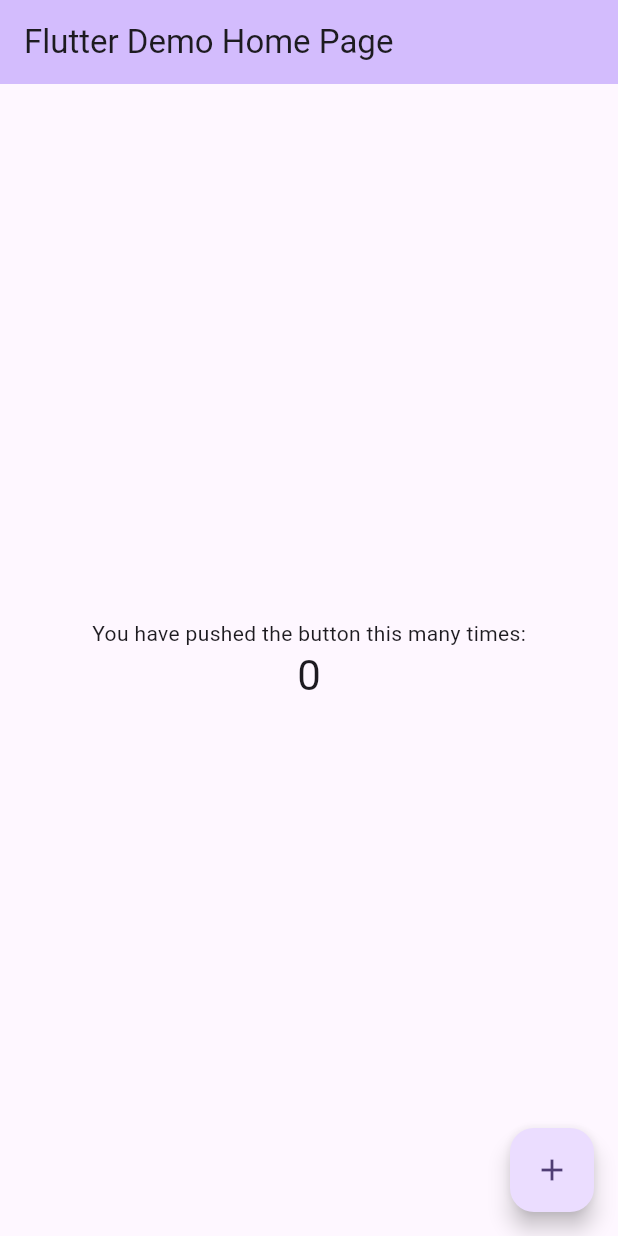
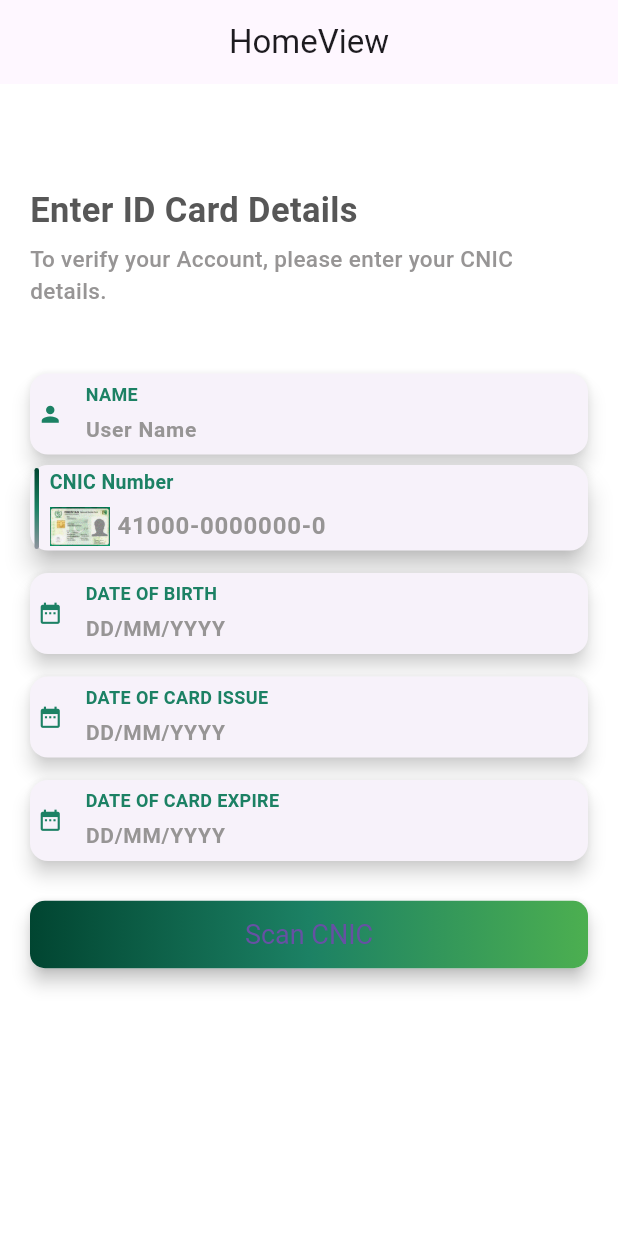
Before and after one commit to syedmubashiralii/guns_guru, a Flutter app: the screen it shows after launch, on a phone screen of 412 x 824 dp. Run offline on Flutter 3.47's test engine with Material 3 defaults, Android fonts, the phone set to English and light mode, and no system bars; our stand-ins replace firebase_core, get, image_picker; missing offline and left inert: cnic_scanner; accounts and stored records are empty.

```diff
--- /dev/null
+++ b/lib/app/modules/home/views/cnic_test.dart
@@ -0,0 +1,288 @@
+import 'package:cnic_scanner/cnic_scanner.dart';
+import 'package:cnic_scanner/model/cnic_model.dart';
+import 'package:flutter/material.dart';
+import 'package:guns_guru/app/modules/home/widgets/custom_dialog.dart';
+import 'package:guns_guru/app/utils/app_colors.dart';
+import 'package:image_picker/image_picker.dart';
+
+class CnicTest extends StatefulWidget {
+  const CnicTest({super.key});
+
+  @override
+  _CnicTestState createState() => _CnicTestState();
+}
+
+class _CnicTestState extends State<CnicTest> {
+  TextEditingController nameTEController = TextEditingController(),
+      cnicTEController = TextEditingController(),
+      dobTEController = TextEditingController(),
+      doiTEController = TextEditingController(),
+      doeTEController = TextEditingController();
+
+  /// you're required to initialize this model class as method you used
+  /// from this package will return a model of CnicModel type
+  CnicModel _cnicModel = CnicModel();
+
+  Future<void> scanCnic(ImageSource imageSource) async {
+    /// you will need to pass one argument of "ImageSource" as shown here
+    CnicModel cnicModel =
+        await CnicScanner().scanImage(imageSource: imageSource);
+    setState(() {
+      _cnicModel = cnicModel;
+      nameTEController.text = _cnicModel.cnicHolderName;
+      cnicTEController.text = _cnicModel.cnicNumber;
+      dobTEController.text = _cnicModel.cnicHolderDateOfBirth;
+      doiTEController.text = _cnicModel.cnicIssueDate;
+      doeTEController.text = _cnicModel.cnicExpiryDate;
+    });
+  }
+
+  @override
+  Widget build(BuildContext context) {
+    return Scaffold(
+      backgroundColor: Colors.white,
+      body: Container(
+        margin: const EdgeInsets.only(left: 20, right: 20, top: 50, bottom: 25),
+        child: Column(
+          crossAxisAlignment: CrossAxisAlignment.start,
+          children: [
+            const SizedBox(
+              height: 18,
+            ),
+            const Text('Enter ID Card Details',
+                style: TextStyle(
+                    color: Color(kDarkGreyColor),
+                    fontSize: 23.0,
+                    fontWeight: FontWeight.bold)),
+            const SizedBox(
+              height: 5,
+            ),
+            const Text(
+                'To verify your Account, please enter your CNIC details.',
+                style: TextStyle(
+                    color: Color(kLightGreyColor),
+                    fontSize: 15.0,
+                    fontWeight: FontWeight.w500)),
+            const SizedBox(
+              height: 35,
+            ),
+            Expanded(
+              child: ListView(
+                padding: const EdgeInsets.all(0),
+                shrinkWrap: true,
+                children: [
+                  _dataField(
+                      text: 'Name', textEditingController: nameTEController),
+                  _cnicField(textEditingController: cnicTEController),
+                  _dataField(
+                      text: 'Date of Birth',
+                      textEditingController: dobTEController),
+                  _dataField(
+                      text: 'Date of Card Issue',
+                      textEditingController: doiTEController),
+                  _dataField(
+                      text: 'Date of Card Expire',
+                      textEditingController: doeTEController),
+                  const SizedBox(
+                    height: 20,
+                  ),
+                  _getScanCNICBtn(),
+                ],
+              ),
+            )
+          ],
+        ),
+      ),
+    );
+  }
+
+  /// these are my custom designs you can use according to your ease
+  Widget _cnicField({required TextEditingController textEditingController}) {
+    return Card(
+      elevation: 7,
+      margin: const EdgeInsets.only(top: 2.0, bottom: 5.0),
+      child: Container(
+        margin:
+            const EdgeInsets.only(top: 2.0, bottom: 1.0, left: 0.0, right: 0.0),
+        child: IntrinsicHeight(
+          child: Row(
+            crossAxisAlignment: CrossAxisAlignment.stretch,
+            children: [
+              Container(
+                width: 3,
+                height: 45,
+                margin: const EdgeInsets.only(left: 3.0, right: 7.0),
+                decoration: BoxDecoration(
+                  gradient: const LinearGradient(
+                      colors: [
+                        Color(kDeepDarkGreenColor),
+                        Color(kDarkGreenColor),
+                        Color(kGradientGreyColor),
+                      ],
+                      stops: [
+                        0.0,
+                        0.5,
+                        1.0
+                      ],
+                      tileMode: TileMode.mirror,
+                      end: Alignment.bottomCenter,
+                      begin: Alignment.topRight),
+                  borderRadius: BorderRadius.circular(5),
+                ),
+              ),
+              Expanded(
+                  child: Column(
+                crossAxisAlignment: CrossAxisAlignment.start,
+                children: [
+                  const Text(
+                    'CNIC Number',
+                    style: TextStyle(
+                        color: Color(kDarkGreenColor),
+                        fontSize: 13.0,
+                        fontWeight: FontWeight.bold),
+                  ),
+                  const SizedBox(
+                    height: 5,
+                  ),
+                  Row(
+                    children: [
+                      Image.asset("assets/images/cnic.png",
+                          width: 40, height: 30),
+                      Expanded(
+                        child: TextField(
+                          controller: textEditingController,
+                          decoration: const InputDecoration(
+                            hintText: '41000-0000000-0',
+                            hintStyle: TextStyle(color: Color(kLightGreyColor)),
+                            border: InputBorder.none,
+                            isDense: true,
+                            contentPadding: EdgeInsets.only(left: 5.0),
+                          ),
+                          style: const TextStyle(
+                              color: Color(kDarkGreyColor),
+                              fontWeight: FontWeight.bold),
+                          textInputAction: TextInputAction.done,
+                          keyboardType: TextInputType.number,
+                          textAlign: TextAlign.left,
+                        ),
+                      )
+                    ],
+                  )
+                ],
+              )),
+            ],
+          ),
+        ),
+      ),
+    );
+  }
+
+  Widget _dataField(
+      {required String text,
+      required TextEditingController textEditingController}) {
+    return Card(
+        shadowColor: const Color(kShadowColor),
+        elevation: 5,
+        margin: const EdgeInsets.only(
+          top: 10,
+          bottom: 5,
+        ),
+        child: Row(
+          crossAxisAlignment: CrossAxisAlignment.center,
+          mainAxisAlignment: MainAxisAlignment.spaceAround,
+          children: [
+            Padding(
+              padding: const EdgeInsets.only(left: 5),
+              child: Icon(
+                (text == "Name") ? Icons.person : Icons.date_range,
+                color: const Color(kDarkGreenColor),
+                size: 17,
+              ),
+            ),
+            Expanded(
+              child: Column(
+                crossAxisAlignment: CrossAxisAlignment.start,
+                mainAxisAlignment: MainAxisAlignment.spaceAround,
+                children: [
+                  Padding(
+                    padding:
+                        const EdgeInsets.only(left: 15.0, top: 5, bottom: 3),
+                    child: Text(
+                      text.toUpperCase(),
+                      style: const TextStyle(
+                          color: Color(kDarkGreenColor),
+                          fontSize: 12,
+                          fontWeight: FontWeight.bold),
+                    ),
+                  ),
+                  Padding(
+                    padding: const EdgeInsets.only(left: 15.0, bottom: 5),
+                    child: TextField(
+                      controller: textEditingController,
+                      decoration: InputDecoration(
+                        hintText: (text == "Name") ? "User Name" : 'DD/MM/YYYY',
+                        border: InputBorder.none,
+                        isDense: true,
+                        hintStyle: const TextStyle(
+                            color: Color(kLightGreyColor),
+                            fontSize: 14,
+                            fontWeight: FontWeight.bold),
+                        contentPadding: const EdgeInsets.all(0),
+                      ),
+                      style: const TextStyle(
+                          color: Color(kDarkGreyColor),
+                          fontWeight: FontWeight.bold),
+                      textInputAction: TextInputAction.done,
+                      keyboardType: (text == "Name")
+                          ? TextInputType.text
+                          : TextInputType.number,
+                      textAlign: TextAlign.left,
+                    ),
+                  ),
+                ],
+              ),
+            ),
+          ],
+        ));
+  }
+
+  Widget _getScanCNICBtn() {
+    return ElevatedButton(
+      style: ElevatedButton.styleFrom(
+        elevation: 5,
+        shape:
+            RoundedRectangleBorder(borderRadius: BorderRadius.circular(10.0)),
+        textStyle: const TextStyle(color: Colors.white),
+        padding: const EdgeInsets.all(0.0),
+      ),
+      onPressed: () {
+        /// this is the custom dialog that takes 2 arguments "Camera" and "Gallery"
+        showDialog(
+            context: context,
+            builder: (BuildContext context) {
+              return CustomDialogBox(onCameraBTNPressed: () {
+                scanCnic(ImageSource.camera);
+              }, onGalleryBTNPressed: () {
+                scanCnic(ImageSource.gallery);
+              });
+            });
+      },
+      // textColor: Colors.white,
+      // padding: EdgeInsets.all(0.0),
+      child: Container(
+        alignment: Alignment.center,
+        width: 500,
+        decoration: const BoxDecoration(
+          borderRadius: BorderRadius.all(Radius.circular(10.0)),
+          gradient: LinearGradient(colors: <Color>[
+            Color(kDeepDarkGreenColor),
+            Color(kDarkGreenColor),
+            Colors.green,
+          ]),
+        ),
+        padding: const EdgeInsets.all(12.0),
+        child: const Text('Scan CNIC', style: TextStyle(fontSize: 18)),
+      ),
+    );
+  }
+}
--- /dev/null
+++ b/lib/app/modules/home/views/home_view.dart
@@ -0,0 +1,18 @@
+import 'package:flutter/material.dart';
+import 'package:get/get.dart';
+import 'package:guns_guru/app/modules/home/views/cnic_test.dart';
+
+import '../controllers/home_controller.dart';
+
+class HomeView extends GetView<HomeController> {
+  const HomeView({super.key});
+  @override
+  Widget build(BuildContext context) {
+    return Scaffold(
+        appBar: AppBar(
+          title: const Text('HomeView'),
+          centerTitle: true,
+        ),
+        body: const CnicTest());
+  }
+}
--- /dev/null
+++ b/lib/app/utils/app_colors.dart
@@ -0,0 +1,11 @@
+//colors
+const int kDarkGreyColor = 0xFF575757;
+const int kGreyColor = 0xFF4a4a4a;
+const int kLightGreyColor = 0xFF979595;
+const int kGradientGreyColor = 0xFF8F939E;
+const int kDeepDarkGreenColor = 0xff014531;
+const int kDarkGreenColor = 0xFF1c8164;
+const int kGreenShadowColor = 0xff6ddfbf;
+const int kSeaGreenColor = 0xFF00BCD4;
+const int kLightSeaGreenColor = 0xFFE6C0F8FF;
+const int kShadowColor = 0xFFe9e9e9;
--- a/lib/main.dart
+++ b/lib/main.dart
@@ -1,125 +1,25 @@
 import 'package:flutter/material.dart';
+import 'package:get/get.dart';
+import 'package:guns_guru/app/routes/app_pages.dart';
 
-void main() {
-  runApp(const MyApp());
+void main() async {
+  WidgetsFlutterBinding.ensureInitialized();
+  runApp(
+    GetMaterialApp(
+        builder: (BuildContext context, Widget? child) {
+          final MediaQueryData data = MediaQuery.of(context);
+          return MediaQuery(
+            data: data.copyWith(
+              textScaler:
+                  TextScaler.linear(data.textScaleFactor > 1.1 ? 1.1 : 1.0),
+            ),
+            child: child!,
+          );
+        },
+        debugShowCheckedModeBanner: false,
+        title: "Guns Guru",
+        initialRoute: AppPages.INITIAL,
+        // theme: ThemeData(fontFamily: "SFProDisplay"),
+        getPages: AppPages.routes),
+  );
 }
-
-class MyApp extends StatelessWidget {
-  const MyApp({super.key});
-
-  // This widget is the root of your application.
-  @override
-  Widget build(BuildContext context) {
-    return MaterialApp(
-      title: 'Flutter Demo',
-      theme: ThemeData(
-        // This is the theme of your application.
-        //
-        // TRY THIS: Try running your application with "flutter run". You'll see
-        // the application has a purple toolbar. Then, without quitting the app,
-        // try changing the seedColor in the colorScheme below to Colors.green
-        // and then invoke "hot reload" (save your changes or press the "hot
-        // reload" button in a Flutter-supported IDE, or press "r" if you used
-        // the command line to start the app).
-        //
-        // Notice that the counter didn't reset back to zero; the application
-        // state is not lost during the reload. To reset the state, use hot
-        // restart instead.
-        //
-        // This works for code too, not just values: Most code changes can be
-        // tested with just a hot reload.
-        colorScheme: ColorScheme.fromSeed(seedColor: Colors.deepPurple),
-        useMaterial3: true,
-      ),
-      home: const MyHomePage(title: 'Flutter Demo Home Page'),
-    );
-  }
-}
-
-class MyHomePage extends StatefulWidget {
-  const MyHomePage({super.key, required this.title});
-
-  // This widget is the home page of your application. It is stateful, meaning
-  // that it has a State object (defined below) that contains fields that affect
-  // how it looks.
-
-  // This class is the configuration for the state. It holds the values (in this
-  // case the title) provided by the parent (in this case the App widget) and
-  // used by the build method of the State. Fields in a Widget subclass are
-  // always marked "final".
-
-  final String title;
-
-  @override
-  State<MyHomePage> createState() => _MyHomePageState();
-}
-
-class _MyHomePageState extends State<MyHomePage> {
-  int _counter = 0;
-
-  void _incrementCounter() {
-    setState(() {
-      // This call to setState tells the Flutter framework that something has
-      // changed in this State, which causes it to rerun the build method below
-      // so that the display can reflect the updated values. If we changed
-      // _counter without calling setState(), then the build method would not be
-      // called again, and so nothing would appear to happen.
-      _counter++;
-    });
-  }
-
-  @override
-  Widget build(BuildContext context) {
-    // This method is rerun every time setState is called, for instance as done
-    // by the _incrementCounter method above.
-    //
-    // The Flutter framework has been optimized to make rerunning build methods
-    // fast, so that you can just rebuild anything that needs updating rather
-    // than having to individually change instances of widgets.
-    return Scaffold(
-      appBar: AppBar(
-        // TRY THIS: Try changing the color here to a specific color (to
-        // Colors.amber, perhaps?) and trigger a hot reload to see the AppBar
-        // change color while the other colors stay the same.
-        backgroundColor: Theme.of(context).colorScheme.inversePrimary,
-        // Here we take the value from the MyHomePage object that was created by
-        // the App.build method, and use it to set our appbar title.
-        title: Text(widget.title),
-      ),
-      body: Center(
-        // Center is a layout widget. It takes a single child and positions it
-        // in the middle of the parent.
-        child: Column(
-          // Column is also a layout widget. It takes a list of children and
-          // arranges them vertically. By default, it sizes itself to fit its
-          // children horizontally, and tries to be as tall as its parent.
-          //
-          // Column has various properties to control how it sizes itself and
-          // how it positions its children. Here we use mainAxisAlignment to
-          // center the children vertically; the main axis here is the vertical
-          // axis because Columns are vertical (the cross axis would be
-          // horizontal).
-          //
-          // TRY THIS: Invoke "debug painting" (choose the "Toggle Debug Paint"
-          // action in the IDE, or press "p" in the console), to see the
-          // wireframe for each widget.
-          mainAxisAlignment: MainAxisAlignment.center,
-          children: <Widget>[
-            const Text(
-              'You have pushed the button this many times:',
-            ),
-            Text(
-              '$_counter',
-              style: Theme.of(context).textTheme.headlineMedium,
-            ),
-          ],
-        ),
-      ),
-      floatingActionButton: FloatingActionButton(
-        onPressed: _incrementCounter,
-        tooltip: 'Increment',
-        child: const Icon(Icons.add),
-      ), // This trailing comma makes auto-formatting nicer for build methods.
-    );
-  }
-}
```
Also changed, not shown: lib/app/modules/home/bindings/home_binding.dart (added, +12 -0 lines), lib/app/modules/home/controllers/home_controller.dart (added, +23 -0 lines), lib/app/modules/home/widgets/custom_dialog.dart (added, +103 -0 lines), lib/app/routes/app_pages.dart (added, +20 -0 lines), lib/app/routes/app_routes.dart (added, +12 -0 lines), pubspec.yaml (+10 -6 lines), assets/images/cnic.png (added), lib/firebase_options.dart (added), pubspec.lock, 48 other files.
